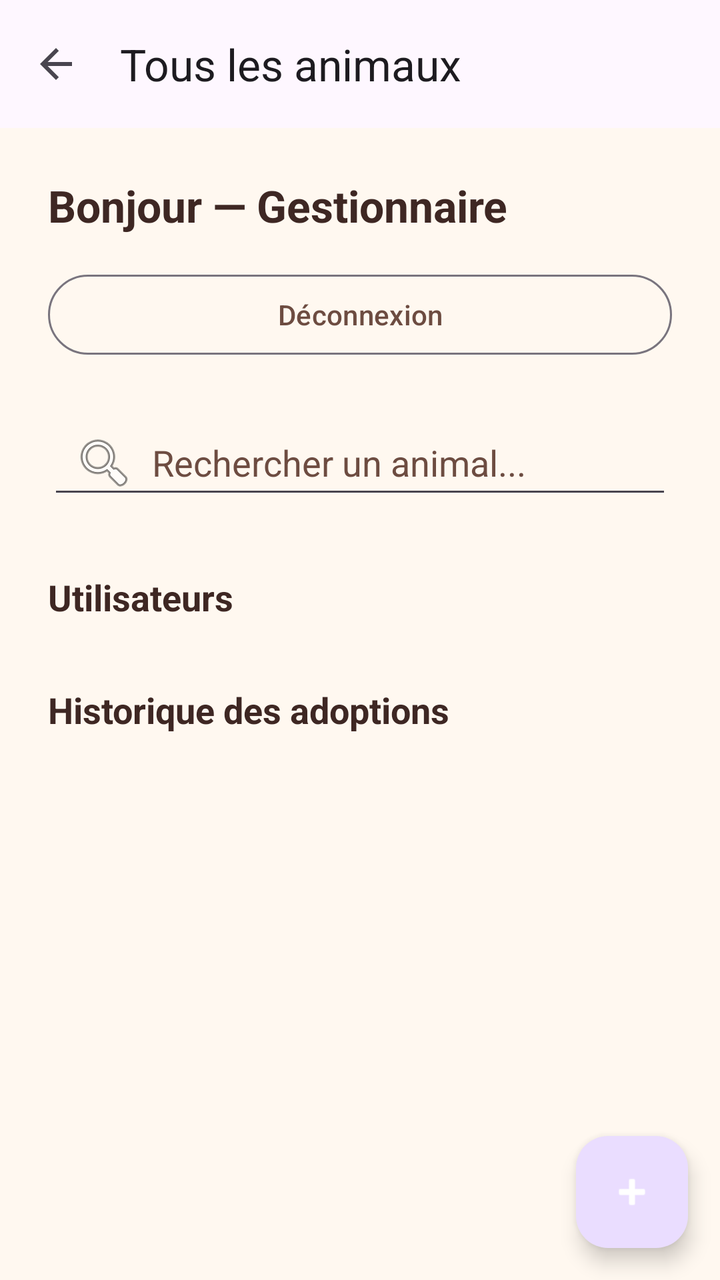
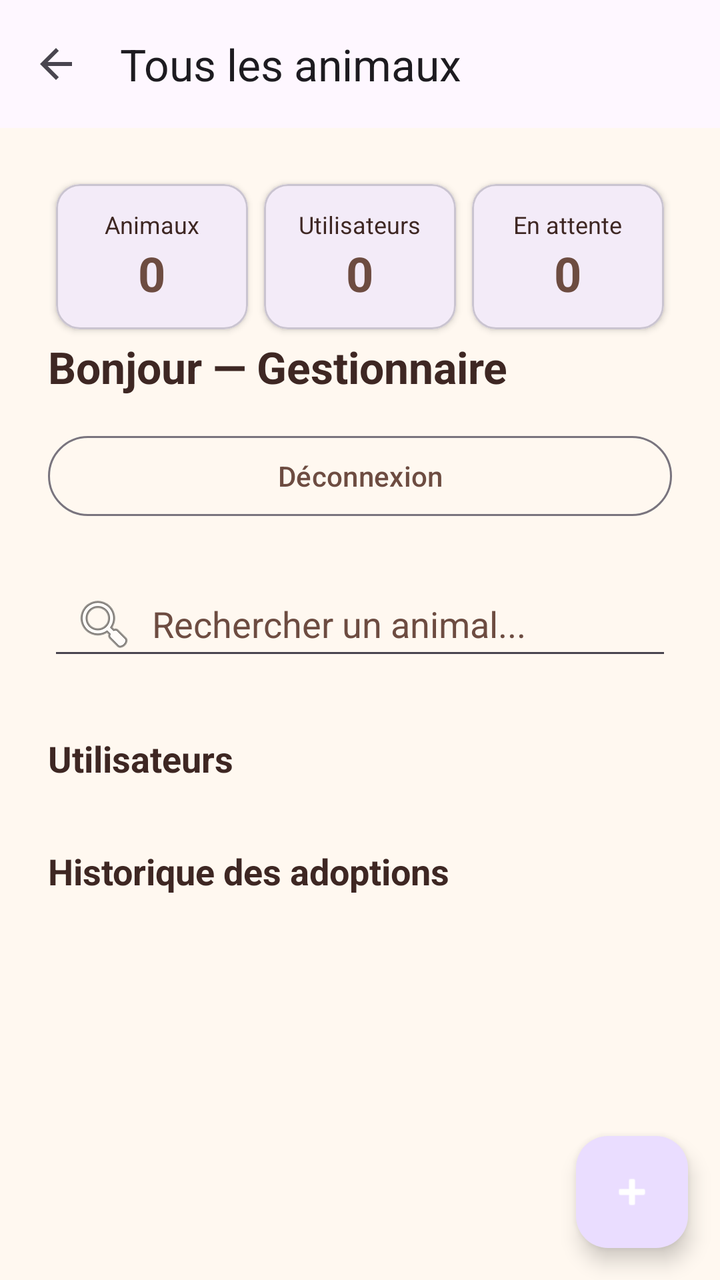

Two renders of the same Android screen: before a commit and after it. Below are the layout's source before the change and the commit's diff.
<!-- AndroidManifest.xml: application theme Theme.WorkshopPetShelter -->
<!-- res/layout/activity_admin_dashboard.xml -->
<androidx.coordinatorlayout.widget.CoordinatorLayout xmlns:android="http://schemas.android.com/apk/res/android"
    xmlns:app="http://schemas.android.com/apk/res-auto"
    android:layout_width="match_parent"
    android:layout_height="match_parent"
    android:background="@color/app_background">

    <LinearLayout
        android:layout_width="match_parent"
        android:layout_height="match_parent"
        android:orientation="vertical">

        <com.google.android.material.appbar.MaterialToolbar
            android:id="@+id/toolbar"
            android:layout_width="match_parent"
            android:layout_height="?attr/actionBarSize"
            android:background="?attr/colorSurface"
            app:navigationIcon="@drawable/ic_arrow_back"
            app:title="@string/all_pets" />

        <FrameLayout
            android:layout_width="match_parent"
            android:layout_height="0dp"
            android:layout_weight="1">

            <ScrollView
                android:layout_width="match_parent"
                android:layout_height="match_parent"
                android:fillViewport="true">

                <LinearLayout
                    android:layout_width="match_parent"
                    android:layout_height="wrap_content"
                    android:animateLayoutChanges="true"
                    android:orientation="vertical"
                    android:padding="24dp"
                    android:paddingBottom="96dp">

                    <TextView
                        android:id="@+id/tvGreeting"
                        android:layout_width="match_parent"
                        android:layout_height="wrap_content"
                        android:text="@string/greeting_admin_empty"
                        android:textColor="@color/text_primary"
                        android:textSize="22sp"
                        android:textStyle="bold" />

                    <com.google.android.material.button.MaterialButton
                        android:id="@+id/btnLogout"
                        style="@style/Widget.Material3.Button.OutlinedButton"
                        android:layout_width="match_parent"
                        android:layout_height="wrap_content"
                        android:layout_marginTop="16dp"
                        android:text="@string/logout"
                        android:textColor="@color/accent" />

                    
                    <EditText
                        android:id="@+id/etSearchPets"
                        android:layout_width="match_parent"
                        android:layout_height="wrap_content"
                        android:layout_marginTop="24dp"
                        android:drawableStart="@android:drawable/ic_menu_search"
                        android:drawablePadding="8dp"
                        android:hint="@string/search_hint"
                        android:inputType="text"
                        android:paddingStart="12dp"
                        android:singleLine="true"
                        android:textColor="@color/text_primary"
                        android:textColorHint="@color/accent" />

                    
                    <ListView
                        android:id="@+id/lvAllPets"
                        android:layout_width="match_parent"
                        android:layout_height="wrap_content"
                        android:layout_marginTop="8dp"
                        android:divider="@null"
                        android:dividerHeight="0dp"
                        android:nestedScrollingEnabled="false" />

                    
                    <TextView
                        android:id="@+id/tvEmptyPets"
                        android:layout_width="match_parent"
                        android:layout_height="wrap_content"
                        android:gravity="center"
                        android:padding="16dp"
                        android:text="@string/empty_pets"
                        android:textColor="@color/text_primary"
                        android:textStyle="italic"
                        android:visibility="gone" />

                    <TextView
                        android:layout_width="match_parent"
                        android:layout_height="wrap_content"
                        android:layout_marginTop="24dp"
                        android:text="@string/users"
                        android:textColor="@color/text_primary"
                        android:textSize="18sp"
                        android:textStyle="bold" />

                    <ListView
                        android:id="@+id/lvUsers"
                        android:layout_width="match_parent"
                        android:layout_height="wrap_content"
                        android:layout_marginTop="8dp"
                        android:divider="@null"
                        android:dividerHeight="0dp"
                        android:nestedScrollingEnabled="false" />

                    <TextView
                        android:id="@+id/tvEmptyUsers"
                        android:layout_width="match_parent"
                        android:layout_height="wrap_content"
                        android:gravity="center"
                        android:padding="16dp"
                        android:text="@string/empty_users"
                        android:textColor="@color/text_primary"
                        android:textStyle="italic"
                        android:visibility="gone" />

                    
                    <TextView
                        android:layout_width="match_parent"
                        android:layout_height="wrap_content"
                        android:layout_marginTop="24dp"
                        android:text="@string/adoption_history"
                        android:textColor="@color/text_primary"
                        android:textSize="18sp"
                        android:textStyle="bold" />

                    <ListView
                        android:id="@+id/lvAdoptedPets"
                        android:layout_width="match_parent"
                        android:layout_height="wrap_content"
                        android:layout_marginTop="8dp"
                        android:divider="@null"
                        android:dividerHeight="0dp"
                        android:nestedScrollingEnabled="false" />

                    <TextView
                        android:id="@+id/tvEmptyAdopted"
                        android:layout_width="match_parent"
                        android:layout_height="wrap_content"
                        android:gravity="center"
                        android:padding="16dp"
                        android:text="@string/empty_adopted"
                        android:textColor="@color/text_primary"
                        android:textStyle="italic"
                        android:visibility="gone" />

                </LinearLayout>

            </ScrollView>

            
            <ProgressBar
                android:id="@+id/progressBar"
                android:layout_width="wrap_content"
                android:layout_height="wrap_content"
                android:layout_gravity="center"
                android:visibility="gone" />

        </FrameLayout>

    </LinearLayout>

    
    <com.google.android.material.floatingactionbutton.FloatingActionButton
        android:id="@+id/fabAddPet"
        android:layout_width="wrap_content"
        android:layout_height="wrap_content"
        android:layout_gravity="bottom|end"
        android:layout_margin="16dp"
        android:contentDescription="@string/add_pet"
        android:src="@android:drawable/ic_input_add"
        app:tint="@color/white" />

</androidx.coordinatorlayout.widget.CoordinatorLayout>
<!-- resources referenced by this layout -->
<resources>
  <color name="accent">#6D4C41</color>
  <color name="app_background">#FFF8F0</color>
  <color name="text_primary">#3E2723</color>
  <color name="white">#FFFFFFFF</color>
  <!-- drawable ic_arrow_back (drawable) -->
  <vector xmlns:android="http://schemas.android.com/apk/res/android"
      android:width="24dp"
      android:height="24dp"
      android:viewportWidth="24"
      android:viewportHeight="24"
      android:autoMirrored="true">
      <path
          android:fillColor="?attr/colorControlNormal"
          android:pathData="M20,11H7.83l5.59,-5.59L12,4l-8,8 8,8 1.41,-1.41L7.83,13H20v-2z" />
  </vector>
  <string name="add_pet">Ajouter un animal</string>
  <string name="adoption_history">Historique des adoptions</string>
  <string name="all_pets">Tous les animaux</string>
  <string name="empty_adopted">Aucune adoption pour le moment.</string>
  <string name="empty_pets">Aucun animal.</string>
  <string name="empty_users">Aucun utilisateur.</string>
  <string name="greeting_admin_empty">Bonjour — Gestionnaire</string>
  <string name="logout">Déconnexion</string>
  <string name="search_hint">Rechercher un animal...</string>
  <string name="users">Utilisateurs</string>
  <style name="Theme.WorkshopPetShelter" parent="Theme.Material3.DayNight.NoActionBar" />
</resources>

<!-- the commit's change to res/layout/activity_admin_dashboard.xml (unified diff, before → after) -->
@@ -34,6 +34,122 @@
                     android:orientation="vertical"
                     android:padding="24dp"
                     android:paddingBottom="96dp">
+
+                    
+                    <LinearLayout
+                        android:layout_width="match_parent"
+                        android:layout_height="wrap_content"
+                        android:orientation="horizontal">
+
+                        <com.google.android.material.card.MaterialCardView
+                            android:layout_width="0dp"
+                            android:layout_height="wrap_content"
+                            android:layout_margin="4dp"
+                            android:layout_weight="1"
+                            app:cardBackgroundColor="?attr/colorSurface"
+                            app:cardCornerRadius="12dp"
+                            app:cardElevation="2dp">
+
+                            <LinearLayout
+                                android:layout_width="match_parent"
+                                android:layout_height="wrap_content"
+                                android:gravity="center_horizontal"
+                                android:orientation="vertical"
+                                android:padding="12dp">
+
+                                <TextView
+                                    android:layout_width="wrap_content"
+                                    android:layout_height="wrap_content"
+                                    android:text="@string/stat_pets"
+                                    android:textColor="@color/text_primary"
+                                    android:textSize="12sp" />
+
+                                <TextView
+                                    android:id="@+id/tvStatPets"
+                                    android:layout_width="wrap_content"
+                                    android:layout_height="wrap_content"
+                                    android:text="@string/stat_placeholder"
+                                    android:textColor="@color/accent"
+                                    android:textSize="24sp"
+                                    android:textStyle="bold" />
+
+                            </LinearLayout>
+
+                        </com.google.android.material.card.MaterialCardView>
+
+                        <com.google.android.material.card.MaterialCardView
+                            android:layout_width="0dp"
+                            android:layout_height="wrap_content"
+                            android:layout_margin="4dp"
+                            android:layout_weight="1"
+                            app:cardBackgroundColor="?attr/colorSurface"
+                            app:cardCornerRadius="12dp"
+                            app:cardElevation="2dp">
+
+                            <LinearLayout
+                                android:layout_width="match_parent"
+                                android:layout_height="wrap_content"
+                                android:gravity="center_horizontal"
+                                android:orientation="vertical"
+                                android:padding="12dp">
+
+                                <TextView
+                                    android:layout_width="wrap_content"
+                                    android:layout_height="wrap_content"
+                                    android:text="@string/stat_users"
+                                    android:textColor="@color/text_primary"
+                                    android:textSize="12sp" />
+
+                                <TextView
+                                    android:id="@+id/tvStatUsers"
+                                    android:layout_width="wrap_content"
+                                    android:layout_height="wrap_content"
+                                    android:text="@string/stat_placeholder"
+                                    android:textColor="@color/accent"
+                                    android:textSize="24sp"
+                                    android:textStyle="bold" />
+
+                            </LinearLayout>
+
+                        </com.google.android.material.card.MaterialCardView>
+
+                        <com.google.android.material.card.MaterialCardView
+                            android:layout_width="0dp"
+                            android:layout_height="wrap_content"
+                            android:layout_margin="4dp"
+                            android:layout_weight="1"
+                            app:cardBackgroundColor="?attr/colorSurface"
+                            app:cardCornerRadius="12dp"
+                            app:cardElevation="2dp">
+
+                            <LinearLayout
+                                android:layout_width="match_parent"
+                                android:layout_height="wrap_content"
+                                android:gravity="center_horizontal"
+                                android:orientation="vertical"
+                                android:padding="12dp">
+
+                                <TextView
+                                    android:layout_width="wrap_content"
+                                    android:layout_height="wrap_content"
+                                    android:text="@string/stat_pending"
+                                    android:textColor="@color/text_primary"
+                                    android:textSize="12sp" />
+
+                                <TextView
+                                    android:id="@+id/tvStatPending"
+                                    android:layout_width="wrap_content"
+                                    android:layout_height="wrap_content"
+                                    android:text="@string/stat_placeholder"
+                                    android:textColor="@color/accent"
+                                    android:textSize="24sp"
+                                    android:textStyle="bold" />
+
+                            </LinearLayout>
+
+                        </com.google.android.material.card.MaterialCardView>
+
+                    </LinearLayout>
 
                     <TextView
                         android:id="@+id/tvGreeting"
<!-- resource entries referenced after the edit -->
@@ -24,6 +24,10 @@
   <string name="greeting_admin_empty">Bonjour — Gestionnaire</string>
   <string name="logout">Déconnexion</string>
   <string name="search_hint">Rechercher un animal...</string>
+  <string name="stat_pending">En attente</string>
+  <string name="stat_pets">Animaux</string>
+  <string name="stat_placeholder">0</string>
+  <string name="stat_users">Utilisateurs</string>
   <string name="users">Utilisateurs</string>
   <style name="Theme.WorkshopPetShelter" parent="Theme.Material3.DayNight.NoActionBar" />
 </resources>
